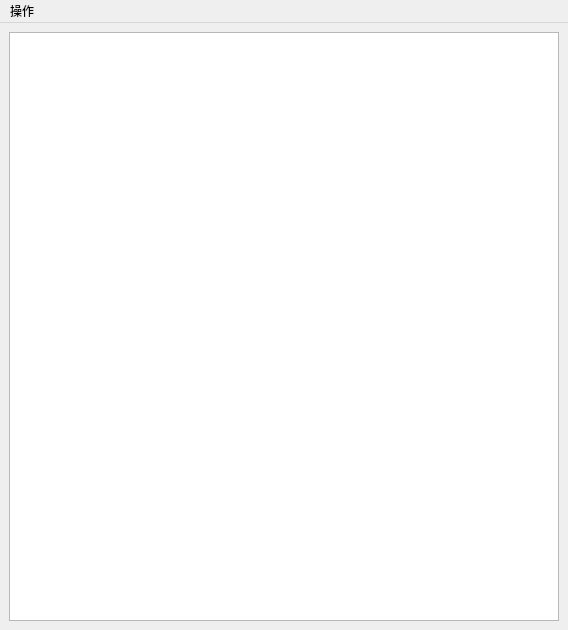
Qt form mainwindow.ui (Ne-GH/Interpreter) before a commit.
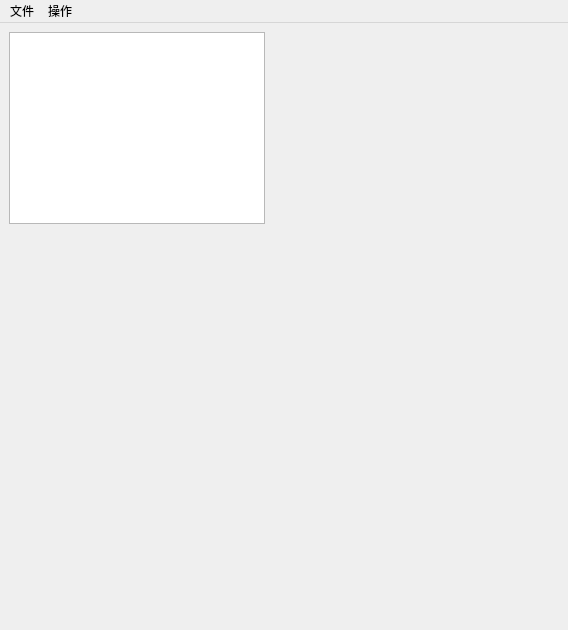
The same form after that commit.

```diff
--- a/mainwindow.ui
+++ b/mainwindow.ui
@@ -14,15 +14,19 @@
    <string>MainWindow</string>
   </property>
   <widget class="QWidget" name="centralwidget">
-   <layout class="QHBoxLayout" name="horizontalLayout">
-    <item>
-     <widget class="QTextEdit" name="file_edit">
-      <property name="documentTitle">
-       <string/>
-      </property>
-     </widget>
-    </item>
-   </layout>
+   <widget class="QTextEdit" name="file_edit">
+    <property name="geometry">
+     <rect>
+      <x>9</x>
+      <y>9</y>
+      <width>256</width>
+      <height>192</height>
+     </rect>
+    </property>
+    <property name="documentTitle">
+     <string/>
+    </property>
+   </widget>
   </widget>
   <widget class="QMenuBar" name="menuBar">
    <property name="geometry">
@@ -33,14 +37,23 @@
      <height>21</height>
     </rect>
    </property>
-   <widget class="QMenu" name="menu">
+   <widget class="QMenu" name="operator_menu">
     <property name="title">
      <string>操作</string>
     </property>
     <addaction name="run_action"/>
     <addaction name="asm_action"/>
    </widget>
-   <addaction name="menu"/>
+   <widget class="QMenu" name="file_menu">
+    <property name="title">
+     <string>文件</string>
+    </property>
+    <addaction name="open_file"/>
+    <addaction name="save_file"/>
+    <addaction name="close_file"/>
+   </widget>
+   <addaction name="file_menu"/>
+   <addaction name="operator_menu"/>
   </widget>
   <action name="run_action">
    <property name="text">
```
Left out of the diff: 15 changed lines with no effect on the pictures.
